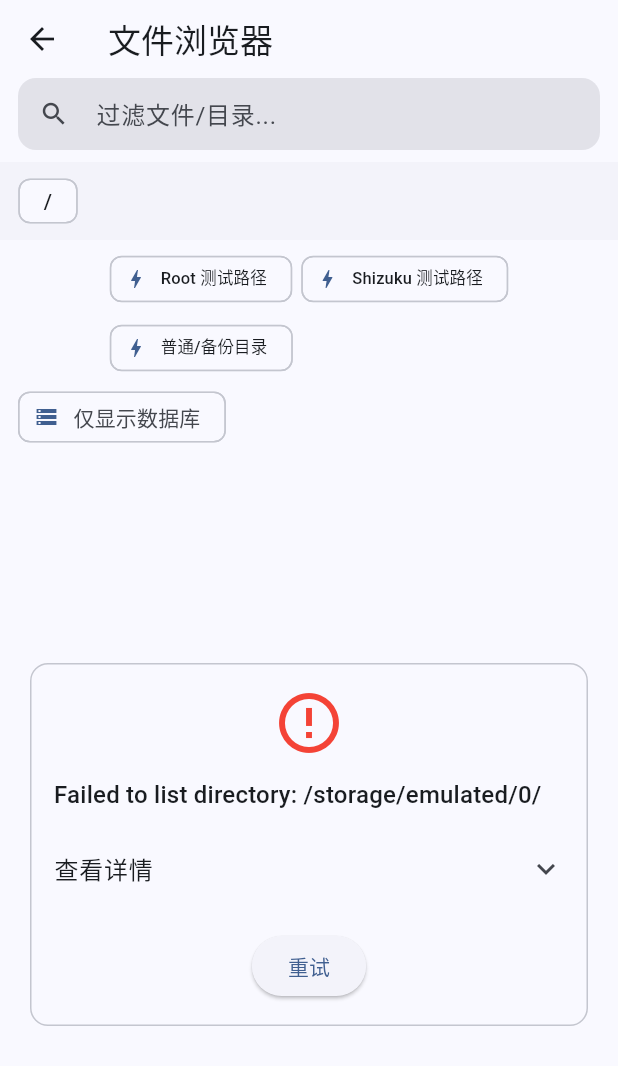
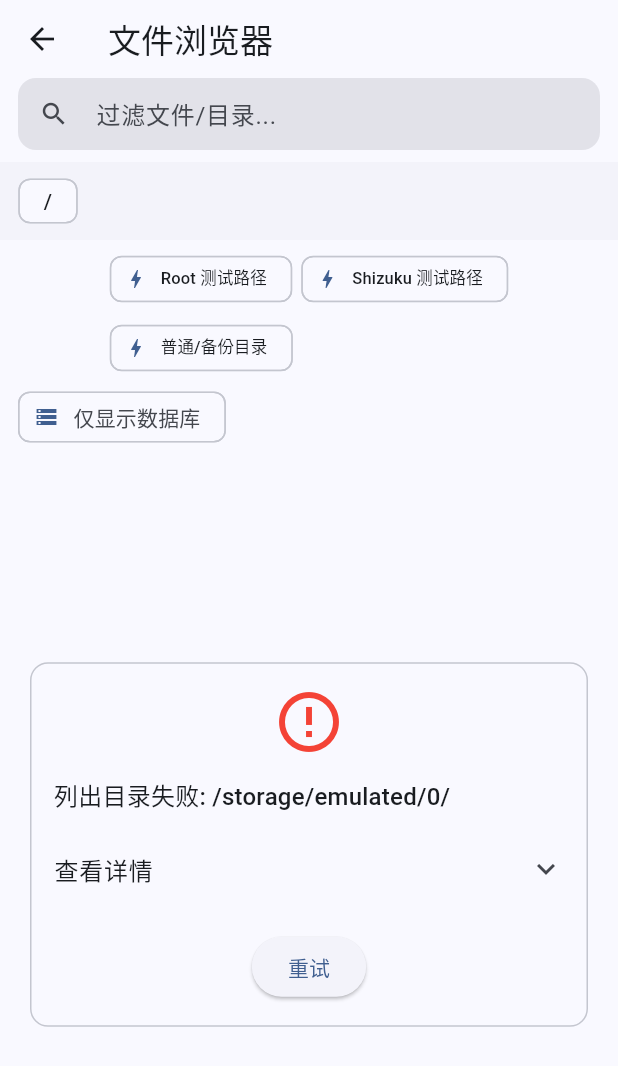
Before and after one commit to tanadiejiang/FlSQLite-Viewer, a Flutter app: the screen it shows after launch, after a tap on "打开数据库", on a phone screen of 412 x 824 dp. Shown: the top 1066 px of the screen. Run offline on Flutter 3.47's test engine with Material 3 defaults, Android fonts, the phone set to English and light mode, and no system bars; our stand-ins replace flutter_riverpod, shared_preferences; missing offline and left inert: sqlite3.

Commit message:
﻿﻿V1.0.7 优化 Android 受限目录访问提示

```diff
--- a/lib/state/file_access_controller.dart
+++ b/lib/state/file_access_controller.dart
@@ -14,6 +14,19 @@
 
   @override
   String toString() => message;
+}
+
+class FileAccessFailureException implements Exception {
+  final String summary;
+  final String details;
+
+  const FileAccessFailureException({
+    required this.summary,
+    required this.details,
+  });
+
+  @override
+  String toString() => details;
 }
 
 /// Manages Android file access modes, permissions, and directory browsing state.
@@ -335,7 +348,12 @@
         errors.every((e) => e.contains('empty result'))) {
       return emptyFallback;
     }
-    throw Exception('Failed to list directory: $path\n${errors.join('\n')}');
+    throw _buildAccessFailure(
+      operationLabel: '列出目录',
+      path: path,
+      candidates: candidates,
+      errors: errors,
+    );
   }
 
   Future<DatabaseOpenSession> openDatabaseFile(String sourcePath,
@@ -364,7 +382,12 @@
         errors.add('${fileAccessModeName(mode)}: $error');
       }
     }
-    throw Exception('Failed to open database: $sourcePath\n${errors.join('\n')}');
+    throw _buildAccessFailure(
+      operationLabel: '打开数据库',
+      path: sourcePath,
+      candidates: candidates,
+      errors: errors,
+    );
   }
 
   Future<void> saveBackToSource(String workPath, String sourcePath) async {
@@ -415,6 +438,75 @@
     }
   }
 
+  FileAccessFailureException _buildAccessFailure({
+    required String operationLabel,
+    required String path,
+    required List<FileAccessMode> candidates,
+    required List<String> errors,
+  }) {
+    final summary = _friendlyAccessFailureSummary(
+      operationLabel: operationLabel,
+      path: path,
+      candidates: candidates,
+      errors: errors,
+    );
+    final detail = StringBuffer(summary)
+      ..writeln()
+      ..writeln('Path: $path')
+      ..writeln('Tried modes: ${candidates.map(fileAccessModeName).join(' → ')}');
+    for (final error in errors) {
+      detail.writeln(error);
+    }
+    return FileAccessFailureException(
+      summary: summary,
+      details: detail.toString().trim(),
+    );
+  }
+
+  String _friendlyAccessFailureSummary({
+    required String operationLabel,
+    required String path,
+    required List<FileAccessMode> candidates,
+    required List<String> errors,
+  }) {
+    if (_isAndroidRestrictedPath(path)) {
+      final triedPrivileged =
+          candidates.contains(FileAccessMode.shizuku) ||
+          candidates.contains(FileAccessMode.root);
+      if (!triedPrivileged) {
+        return '该目录受 Android 限制，全部文件访问不足以访问，请启用 Shizuku 或 Root';
+      }
+      final privilegedFailed = errors.any((error) {
+        final lower = error.toLowerCase();
+        return (lower.contains('shizuku:') || lower.contains('root:')) &&
+            _isPermissionLikeError(lower);
+      });
+      if (privilegedFailed) {
+        return '该目录受 Android 限制，已尝试 Shizuku 或 Root，但当前仍无法访问';
+      }
+      return operationLabel == '打开数据库'
+          ? '该数据库位于 Android 受限目录，请使用 Shizuku 或 Root 访问'
+          : '该目录位于 Android 受限区域，请使用 Shizuku 或 Root 访问';
+    }
+
+    return '$operationLabel失败: $path';
+  }
+
+  bool _isAndroidRestrictedPath(String path) {
+    return path == '/storage/emulated/0/Android' ||
+        path.startsWith('/storage/emulated/0/Android/') ||
+        path == '/sdcard/Android' ||
+        path.startsWith('/sdcard/Android/');
+  }
+
+  bool _isPermissionLikeError(String value) {
+    return value.contains('permission denied') ||
+        value.contains('operation not permitted') ||
+        value.contains('errno = 13') ||
+        value.contains('pathaccessexception') ||
+        value.contains('no such file or directory');
+  }
+
   int _modePrivilegeRank(FileAccessMode mode) {
     switch (mode) {
       case FileAccessMode.normal:
--- a/lib/state/file_browser_controller.dart
+++ b/lib/state/file_browser_controller.dart
@@ -96,6 +96,10 @@
       }
       _addRecentPath(path);
     } catch (e) {
+      if (e is FileAccessFailureException) {
+        _errorSummary = e.summary;
+        _errorDetails = e.details;
+      } else {
         final modes = _accessController
             .candidateModesForPath(path, forcedMode: forcedMode)
             .map(fileAccessModeName)
@@ -105,6 +109,7 @@
             .trim();
         _errorDetails = detail;
         _errorSummary = detail.split('\n').first.trim();
+      }
     }
 
     _isLoading = false;
--- a/lib/ui/home_page.dart
+++ b/lib/ui/home_page.dart
@@ -433,6 +433,9 @@
     if (error is AccessModeUnavailableException) {
       return error.message;
     }
+    if (error is FileAccessFailureException) {
+      return error.summary;
+    }
     return '打开失败: $error';
   }
 
```
Also changed, not shown: 1 other file. Lines whose indentation alone changed are shown as unchanged.
